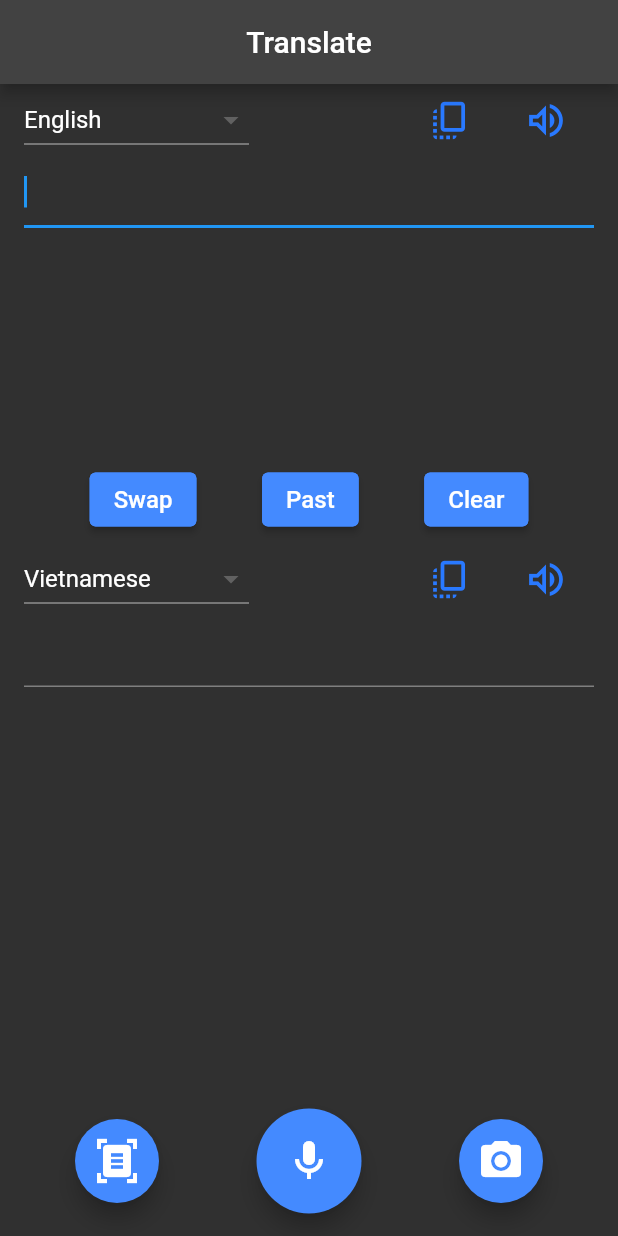
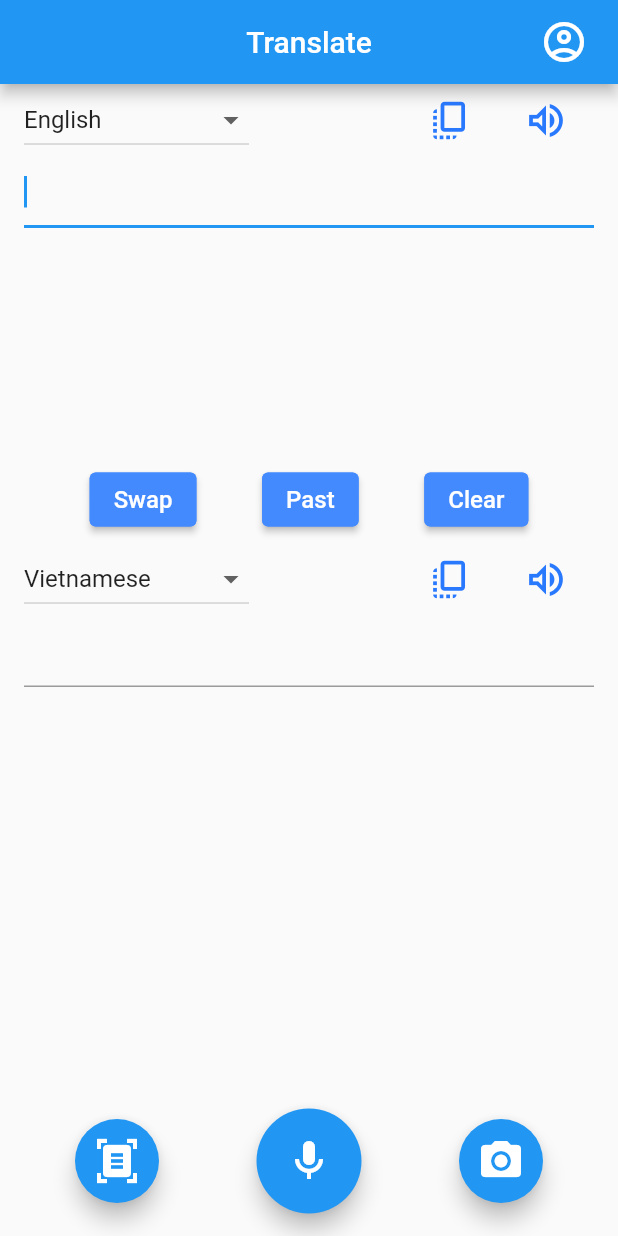
Before and after one commit to thichuong/MobileAppTranslate, a Flutter app: the screen it shows after launch, on a phone screen of 412 x 824 dp. Run offline on Flutter 3.47's test engine with Material 2 defaults, Android fonts, the phone set to English and light mode, and no system bars; drawn by our look-alikes of avatar_glow, dropdown_button2; our stand-ins replace camera, flutter_tts, get, image_picker, speech_to_text; missing offline and left inert: google_mlkit_commons, google_mlkit_object_detection, google_mlkit_text_recognition, google_mlkit_translation, translator.

```diff
--- a/lib/Pages/HomeScreen/HomeScreen.dart
+++ b/lib/Pages/HomeScreen/HomeScreen.dart
@@ -9,6 +9,8 @@ import '/Pages/HomeScreen/Component/Button/SpeechButton.dart';
 import '/Pages/HomeScreen/Component/Button/CameraButton.dart';
 import '/Pages/Vision_detector_screen/text_detector_view.dart';
 import '/Pages/Vision_detector_screen/object_detector_view.dart';
+import 'package:get/get.dart';
+import '/Pages/SettingScreen/setting_view.dart';
 
 class MyHomePage extends StatefulWidget {
   const MyHomePage({Key? key, required this.title}) : super(key: key);
@@ -140,6 +142,18 @@ class _MyHomePageState extends State<MyHomePage> {
         // the App.build method, and use it to set our appbar title.
         title: Text(widget.title),
         centerTitle: true,
+        actions: [
+            Padding(
+              padding: EdgeInsets.only(right: 20.0),
+              child: GestureDetector(
+                onTap: () async
+                {InputTextController.text = await  Navigator.push(
+                    context, MaterialPageRoute(builder: (context) => SettingView(title: 'Setting',)));},
+                child: Icon(Icons.account_circle_outlined, size: 32),
+                ),
+              ),
+          ],
+
       ),
       body: Center(
         child: Column(
--- a/lib/Pages/Vision_detector_screen/camera_view.dart
+++ b/lib/Pages/Vision_detector_screen/camera_view.dart
@@ -47,6 +47,8 @@ class _CameraViewState extends State<CameraView> {
 
   @override
   void initState() {
+
+
     super.initState();
 
     _imagePicker = ImagePicker();
@@ -360,6 +362,6 @@ class _CameraViewState extends State<CameraView> {
         InputImage.fromBytes(bytes: bytes, inputImageData: inputImageData);
     widget.onImage(inputImage);
 
-
+    await Future.delayed(Duration(milliseconds: 500));
   }
 }
--- a/lib/Pages/Vision_detector_screen/object_detector_view.dart
+++ b/lib/Pages/Vision_detector_screen/object_detector_view.dart
@@ -44,6 +44,8 @@ class _ObjectDetectorView extends State<ObjectDetectorView> {
   void dispose() {
     _canProcess = false;
     _objectDetector.close();
+    _onDeviceTranslatorFrom.close();
+    _onDeviceTranslatorTo.close();
     super.dispose();
   }
 
--- a/lib/Pages/Vision_detector_screen/text_detector_painter.dart
+++ b/lib/Pages/Vision_detector_screen/text_detector_painter.dart
@@ -56,9 +56,9 @@ class TextRecognizerPainter extends CustomPainter {
       canvas.drawParagraph(
         builder.build()
           ..layout(ParagraphConstraints(
-            width: (right*1.2 - left),
+            width: (right - left)*1.1,
           )),
-        Offset(left*0.8, top),
+        Offset(left, top),
       );
     }
   }
--- a/lib/Pages/Vision_detector_screen/text_detector_view.dart
+++ b/lib/Pages/Vision_detector_screen/text_detector_view.dart
@@ -26,6 +26,7 @@ class _TextRecognizerViewState extends State<TextRecognizerView> {
   void dispose() async {
     _canProcess = false;
     _textRecognizer.close();
+    _onDeviceTranslator.close();
     super.dispose();
   }
 
--- a/lib/main.dart
+++ b/lib/main.dart
@@ -1,7 +1,7 @@
 
 import 'package:flutter/material.dart';
 import 'package:camera/camera.dart';
-
+import 'package:get/get.dart';
 import '/Pages/HomeScreen/HomeScreen.dart';
 
 List<CameraDescription> cameras = [];
@@ -40,9 +40,9 @@ class MyApp extends StatelessWidget {
         primaryColor: Colors.blue[300],
         accentColor: Colors.blueAccent,
         focusColor: Colors.white,
-        /* dark theme settings */
       ),
-      themeMode: ThemeMode.dark,
+
+      themeMode: ThemeMode.system,
       home: const MyHomePage(title: 'Translate'),
       debugShowCheckedModeBanner: false,
     );
--- a/pubspec.yaml
+++ b/pubspec.yaml
@@ -47,6 +47,9 @@ dependencies:
   google_mlkit_translation: ^0.5.0
   google_mlkit_object_detection: ^0.6.0
   path_provider: ^2.0.11
+  shared_preferences: ^2.0.15
+  provider: ^6.0.4
+  get: ^4.6.5
 dev_dependencies:
   flutter_test:
     sdk: flutter
```
Also changed, not shown: lib/Pages/SettingScreen/setting_view.dart (added, +66 -0 lines), pubspec.lock.
